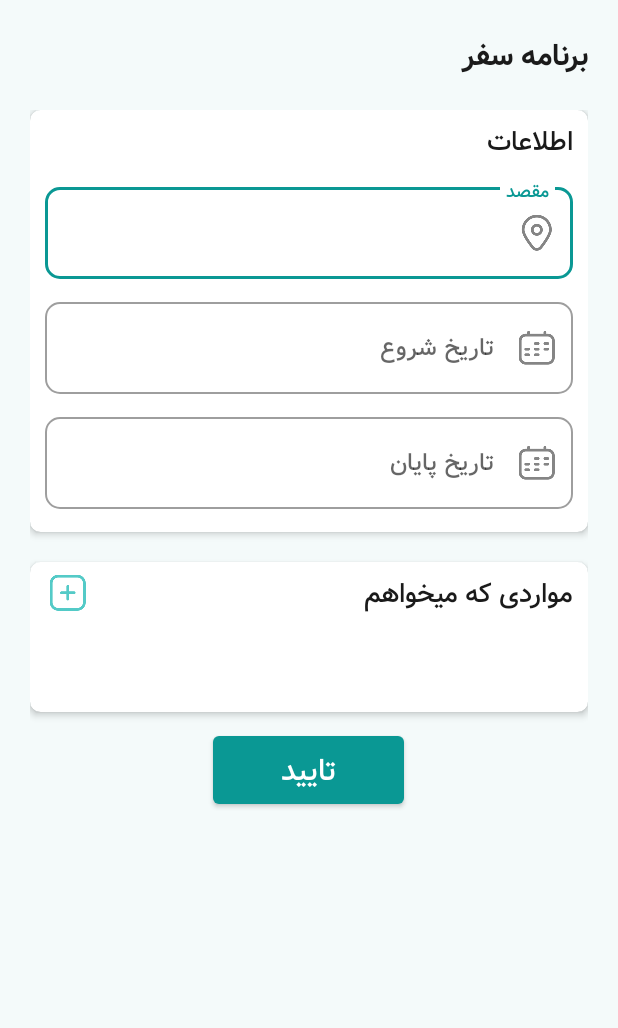
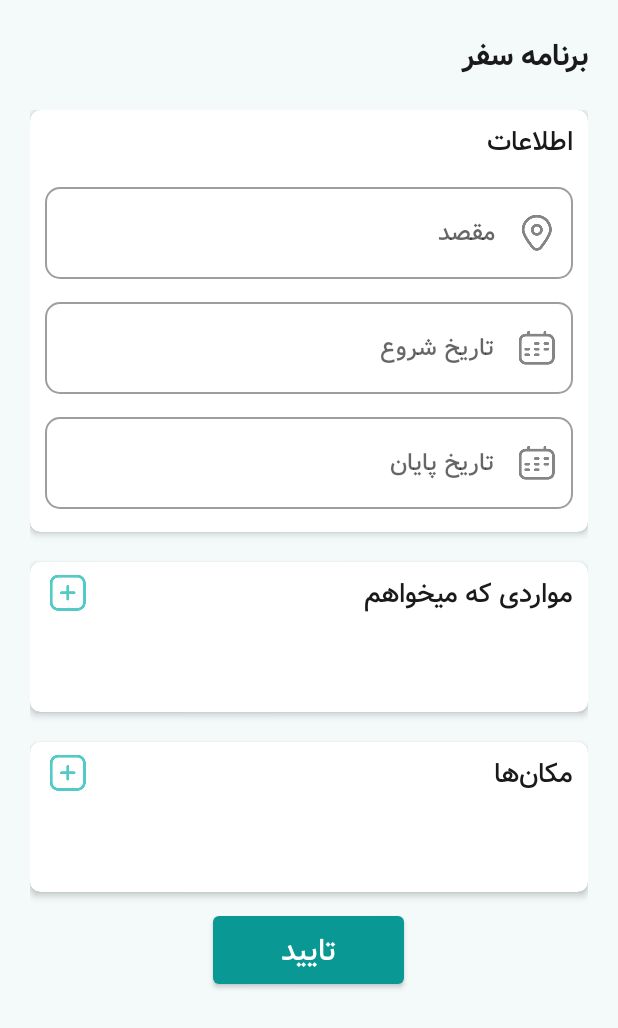
Before and after one commit to silver380/Maajara, an Android app: the layout fragment_add_plan.xml on its own in the app's theme, with its tools: preview values and no code run, on a phone screen of 412 x 824 dp. Shown: the top 1028 px of the screen. Run offline under Robolectric (Android 15) with nearby library versions, the phone set to English and light mode, and no system bars.

Commit message:
AddPlanFragment places added

```diff
--- a/app/src/main/res/layout/fragment_add_plan.xml
+++ b/app/src/main/res/layout/fragment_add_plan.xml
@@ -153,6 +153,54 @@
         </LinearLayout>
         </com.google.android.material.card.MaterialCardView>
 
+            <com.google.android.material.card.MaterialCardView
+                android:layout_width="match_parent"
+                android:layout_height="wrap_content"
+                android:layout_marginTop="@dimen/margin_medium"
+                app:cardBackgroundColor="@color/colorBackgroundLighter"
+                app:cardCornerRadius="@dimen/radius_small"
+                app:cardElevation="@dimen/card_elevation_small">
+
+                <ImageButton
+                    android:id="@+id/iv_plan_add_place"
+                    android:layout_width="@dimen/tertiary_icon_size"
+                    android:layout_height="@dimen/tertiary_icon_size"
+                    android:layout_gravity="left"
+                    android:layout_marginLeft="@dimen/margin_small"
+                    android:layout_marginTop="@dimen/margin_very_small"
+                    android:backgroundTint="@color/colorTransparent"
+                    android:src="@drawable/ic_plus"
+                    app:tint="@color/colorIconTint" />
+
+                <LinearLayout
+                    android:layout_width="match_parent"
+                    android:layout_height="wrap_content"
+                    android:orientation="vertical"
+                    android:minHeight="100dp"
+                    android:paddingHorizontal="@dimen/padding_medium"
+                    android:paddingVertical="@dimen/padding_small">
+
+                    <androidx.appcompat.widget.AppCompatTextView
+                        style="@style/textTittleMedium"
+                        android:layout_width="match_parent"
+                        android:layout_height="wrap_content"
+                        android:layout_gravity="center"
+                        android:text="@string/places" />
+
+                    <androidx.recyclerview.widget.RecyclerView
+                        android:id="@+id/rcl_plan_places"
+                        android:layout_width="match_parent"
+                        android:layout_height="wrap_content"
+                        android:orientation="horizontal" />
+
+                    <androidx.appcompat.widget.AppCompatTextView
+                        android:layout_width="match_parent"
+                        android:layout_height="wrap_content"
+                        />
+
+                </LinearLayout>
+            </com.google.android.material.card.MaterialCardView>
+
             <com.google.android.material.button.MaterialButton
                 android:id="@+id/btn_plan_submit"
                 style="@style/button.primaryButton"
```
Also changed, not shown: app/src/main/java/ir/blackswan/travelapp/Data/Plan.java (+7 -1 lines), app/src/main/java/ir/blackswan/travelapp/ui/Fargments/AddPlanFragment.java (+30 -6 lines).
